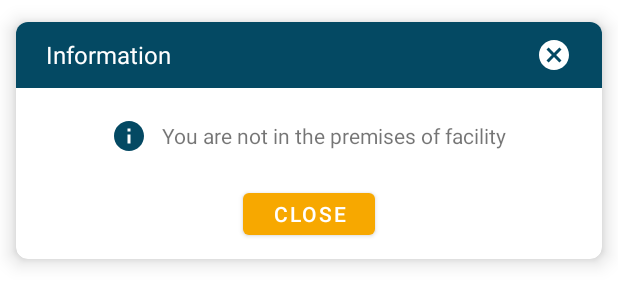
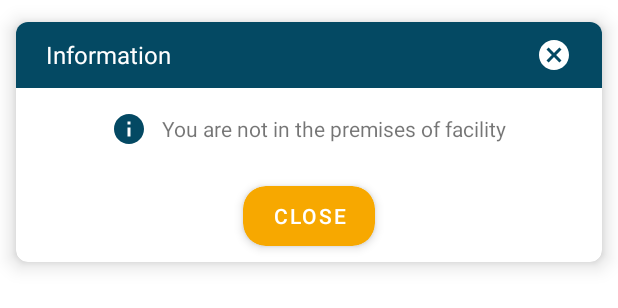
Before and after one commit to Asadrao125/Citi-Security, an Android app: the layout dialog_premises.xml on its own in the app's theme, with its tools: preview values and no code run, on a phone screen of 412 x 824 dp. Shown: the top 308 px of the screen. Run offline under Robolectric (Android 15) with nearby library versions, the light colour scheme and no system bars.

Commit message:
Till, Dashboard UI Fixing.

```diff
--- a/app/src/main/res/layout/dialog_premises.xml
+++ b/app/src/main/res/layout/dialog_premises.xml
@@ -37,6 +37,7 @@
                 android:layout_alignParentRight="true"
                 android:layout_centerVertical="true"
                 android:layout_marginRight="10dp"
+                android:background="@drawable/ripple_effect"
                 android:padding="10dp"
                 android:src="@drawable/ic_cross" />
 
@@ -47,7 +48,7 @@
             android:layout_height="wrap_content"
             android:gravity="center"
             android:orientation="horizontal"
-            android:padding="20dp">
+            android:padding="15dp">
 
             <ImageView
                 android:layout_width="wrap_content"
@@ -64,13 +65,24 @@
 
         </LinearLayout>
 
-        <Button
-            android:id="@+id/btnClose"
+        <androidx.cardview.widget.CardView
+            android:id="@+id/cvBtnSearch"
             android:layout_width="wrap_content"
-            android:layout_height="40dp"
+            android:layout_height="wrap_content"
             android:layout_gravity="center"
-            android:layout_marginBottom="10dp"
-            android:text="Close" />
+            app:cardCornerRadius="15dp"
+            app:cardElevation="4dp"
+            app:cardUseCompatPadding="true">
+
+            <Button
+                android:id="@+id/btnClose"
+                android:layout_width="wrap_content"
+                android:layout_height="40dp"
+                android:background="@drawable/btn_background"
+                android:text="Close"
+                android:textColor="@color/white" />
+
+        </androidx.cardview.widget.CardView>
 
     </LinearLayout>
 
```
Also changed, not shown: app/src/main/java/com/appsxone/citisecurity/activities/FacilityDetailActivity.java (+4 -3 lines), app/src/main/res/layout/activity_home.xml (+4 -8 lines).
